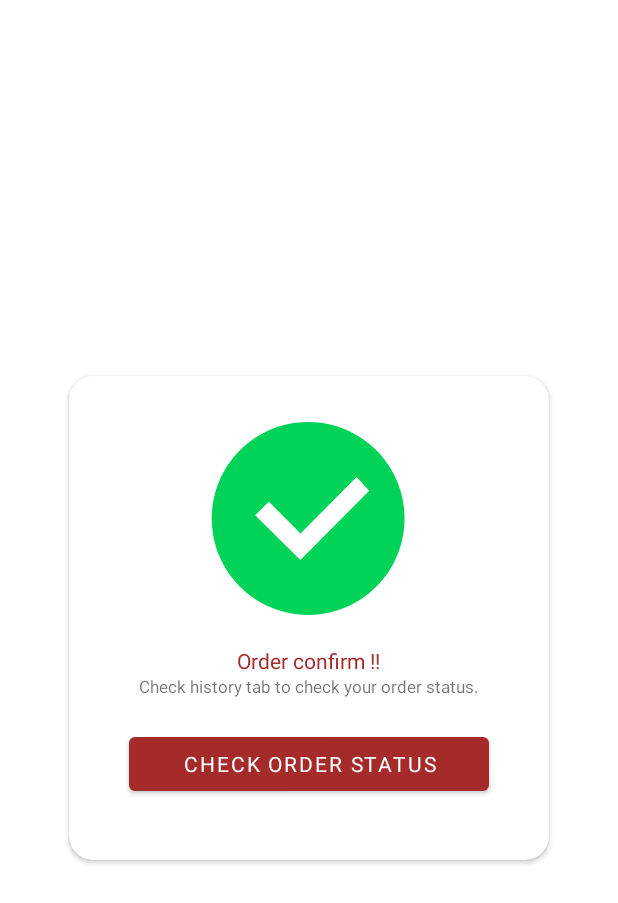
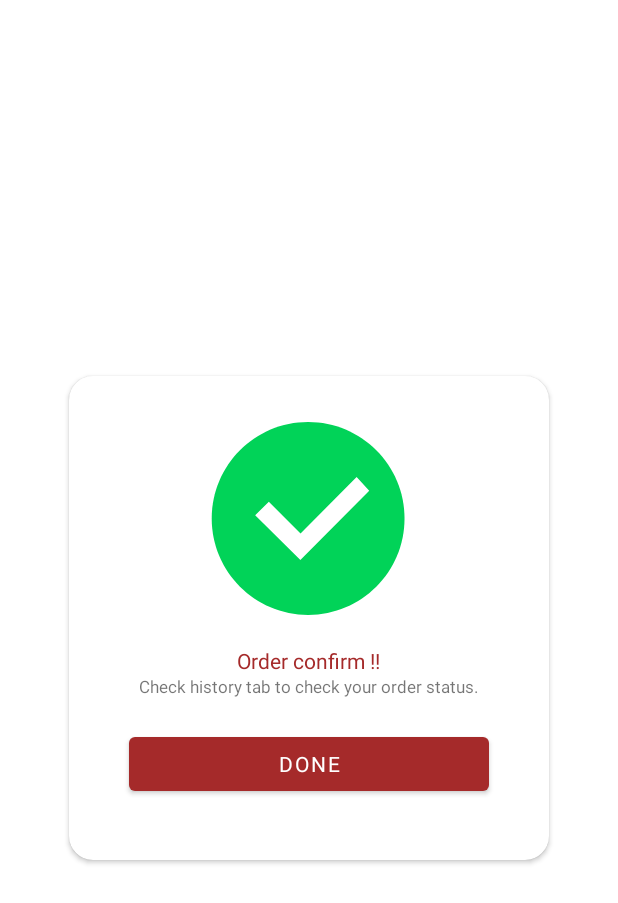
Before and after one commit to DevAjinkyaShinde/Restaurant-User-App, an Android app: the layout order_confirm_dialog.xml on its own in the app's theme, with its tools: preview values and no code run, on a phone screen of 412 x 824 dp. Shown: the top 903 px of the screen. Run offline under Robolectric (Android 15) with nearby library versions, the phone set to English and light mode, and no system bars; Roboto replaces fonts that are not available here.

```diff
--- a/app/src/main/java/com/efficacious/restaurantuserapp/Adapter/FavoriteAdapter.java
+++ b/app/src/main/java/com/efficacious/restaurantuserapp/Adapter/FavoriteAdapter.java
@@ -84,7 +84,7 @@ public class FavoriteAdapter extends RecyclerView.Adapter<FavoriteAdapter.ViewHo
                     }
                 });
 
-                Button btnClose = dialog.findViewById(R.id.btnClose);
+                ImageView btnClose = dialog.findViewById(R.id.btnClose);
                 btnClose.setOnClickListener(new View.OnClickListener() {
                     @Override
                     public void onClick(View view) {
--- a/app/src/main/res/layout/order_confirm_dialog.xml
+++ b/app/src/main/res/layout/order_confirm_dialog.xml
@@ -51,7 +51,7 @@
             android:layout_height="wrap_content"
             android:layout_below="@+id/text2"
             android:layout_margin="20dp"
-            android:text="Check order status"
+            android:text="Done"
             android:fontFamily="@font/baloo_da"/>
 
     </RelativeLayout>
```
Also changed, not shown: app/src/main/java/com/efficacious/restaurantuserapp/Fragments/CheckoutFragment.java (+5 -3 lines).
